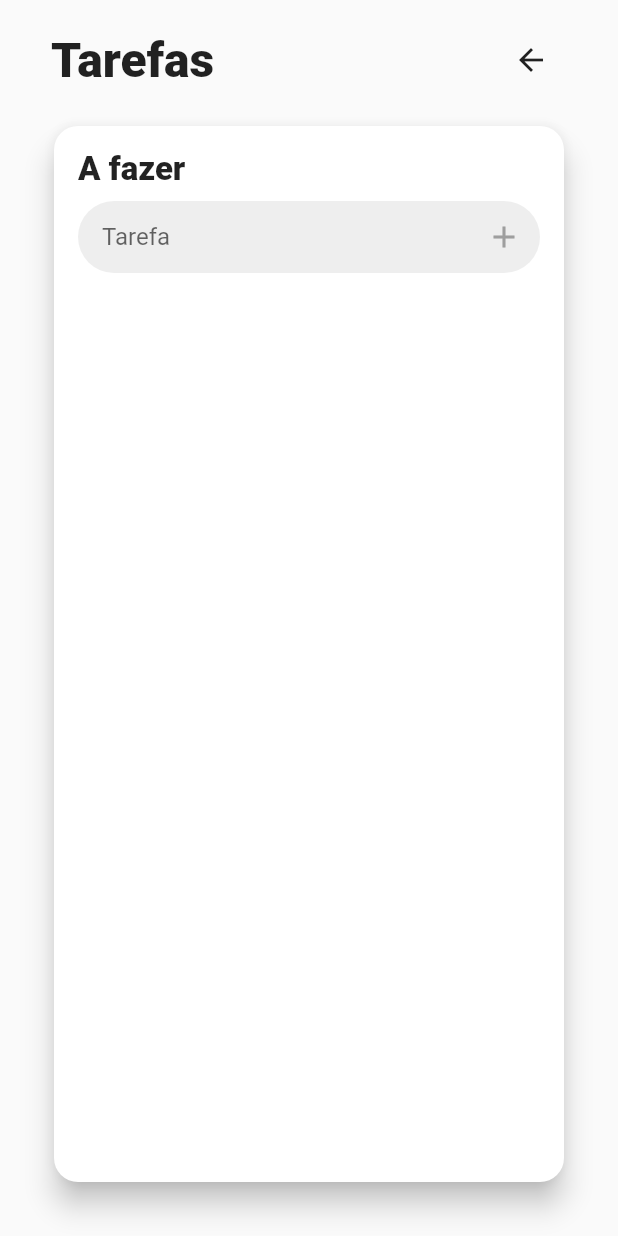
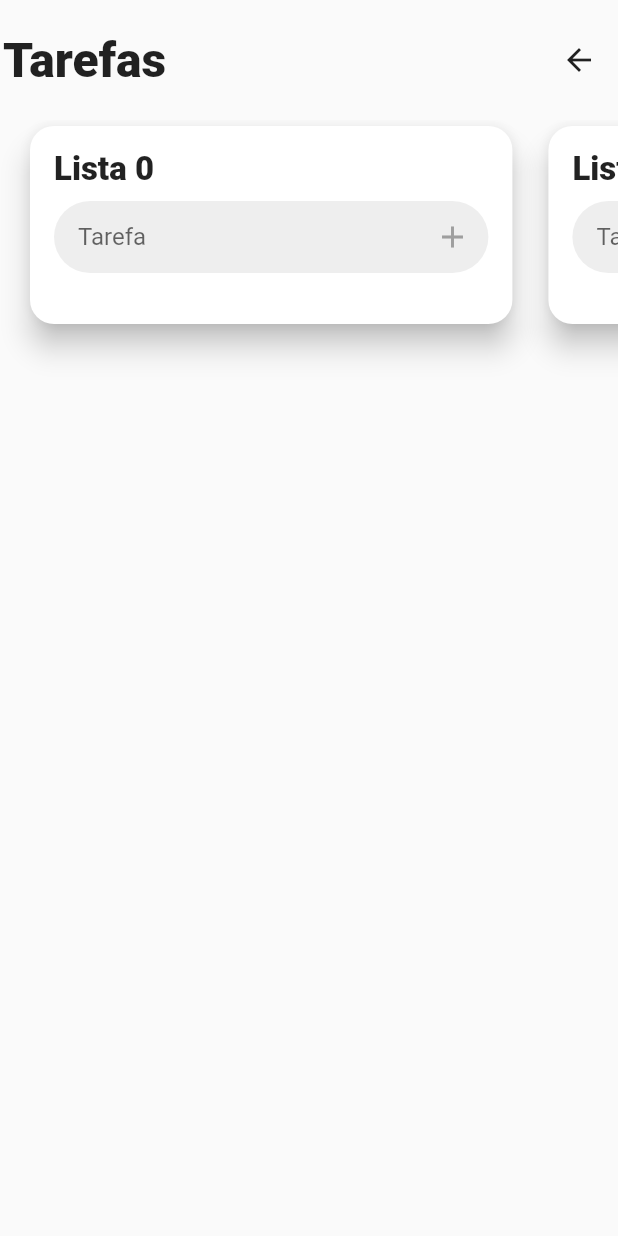
Before and after one commit to Gabriel-S-Souza/todo_list, a Flutter app: the screen it shows after launch, on a phone screen of 412 x 824 dp. Run offline on Flutter 3.47's test engine with Material 2 defaults, Android fonts, the phone set to English and light mode, and no system bars; our stand-ins replace email_validator, flutter_mobx, mobx; generated files the repository leaves out were written again.

Commit message:
created other lists and added a horizontal scroll to access these lists

```diff
--- a/lib/screens/list_screen.dart
+++ b/lib/screens/list_screen.dart
@@ -1,4 +1,5 @@
 import 'package:flutter/material.dart';
+import 'package:flutter/rendering.dart';
 import 'package:flutter_mobx/flutter_mobx.dart';
 import 'package:todo_list/widgets/custom_icon_button.dart';
 import 'package:todo_list/widgets/custom_text_field.dart';
@@ -18,11 +19,14 @@ class _ListScreenState extends State<ListScreen> {
 
   @override
   Widget build(BuildContext context) {
+    final double width = MediaQuery.of(context).size.width;
+    final double height = MediaQuery.of(context).size.height;
+    final int listCount = 3;
+
     return SafeArea(
       child: Scaffold(
         resizeToAvoidBottomInset: false,
         body: Container(
-          margin: const EdgeInsets.fromLTRB(32, 0, 32, 32),
           child: Column(
             children: <Widget>[
               Padding(
@@ -48,8 +52,35 @@ class _ListScreenState extends State<ListScreen> {
                   ],
                 ),
               ),
-              Expanded(
+              Flexible(
+                child: SingleChildScrollView(
+                  scrollDirection: Axis.horizontal,
+                  child: Row(
+                    mainAxisSize: MainAxisSize.min,
+                    crossAxisAlignment: CrossAxisAlignment.start,
+                    children: [
+                      Flexible(
+                        fit: FlexFit.loose,
+                        child: ListView.builder(
+                          shrinkWrap: true,
+                          scrollDirection: Axis.horizontal,
+                          clipBehavior: Clip.none,
+                          itemCount: 3,
+                          itemBuilder: (context, index) {
+                            return Align(
+                              alignment: Alignment.topCenter,
+                              child: Observer(
+                                builder: (context) {
+                                  return ConstrainedBox(
+                                    constraints: BoxConstraints(
+                                      maxHeight: height * 0.8,
+                                    ),
+                                    child: Container(
+                                      width: width * 0.8,
+                                      height: 140 + (listController.tasks.length * 56),
+                                      margin: const EdgeInsets.only(left: 16),
                                       child: Card(
+                                        clipBehavior: Clip.none,
                                         shape: RoundedRectangleBorder(
                                           borderRadius: BorderRadius.circular(16),
                                         ),
@@ -59,11 +90,11 @@ class _ListScreenState extends State<ListScreen> {
                                           child: Column(
                                             crossAxisAlignment: CrossAxisAlignment.stretch,
                                             children: <Widget>[
-                        const Padding(
+                                              Padding(
                                                 padding: EdgeInsets.only(bottom: 8),
                                                 child: Text(
-                            'A fazer',
-                            style: TextStyle(
+                                                  'Lista $index',
+                                                  style: const TextStyle(
                                                       fontWeight: FontWeight.w900,
                                                       fontSize: 22
                                                   ),
@@ -88,6 +119,7 @@ class _ListScreenState extends State<ListScreen> {
                                                 child: Observer(
                                                   builder: (context) {
                                                     return ListView.separated(
+                                                      shrinkWrap: true,
                                                       itemCount: listController.tasks.length,
                                                       itemBuilder: (_, index){
                                                         final task = listController.tasks[index];
@@ -99,7 +131,7 @@ class _ListScreenState extends State<ListScreen> {
                                                         );
                                                       },
                                                       separatorBuilder: (_, __){
-                                  return const Divider();
+                                                        return const Divider(height: 0,);
                                                       },
                                                     );
                                                   }
@@ -110,6 +142,18 @@ class _ListScreenState extends State<ListScreen> {
                                         ),
                                       ),
                                     ),
+                                  );
+                                }
+                              ),
+                            );
+                          },
+                        ),
+                      ),
+                      IconButton(onPressed: () {}, icon: const Icon(Icons.add),),
+                    ],
+                  ),
+                ),
+              ),
             ],
           ),
         ),
```
Lines whose indentation alone changed are shown as unchanged.
